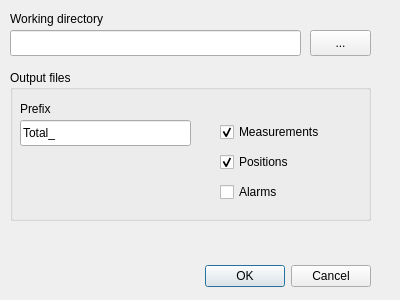
Qt form nke_sensor_dialog_base.ui (epzt/pyNKE) before a commit.
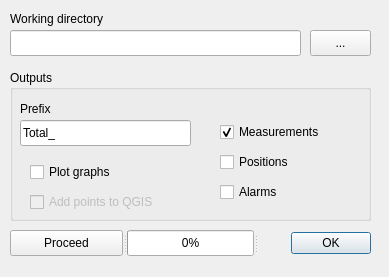
The same form after that commit.

The edit to the form file:
```diff
--- a/nke_sensor_dialog_base.ui
+++ b/nke_sensor_dialog_base.ui
@@ -6,29 +6,13 @@
    <rect>
     <x>0</x>
     <y>0</y>
-    <width>400</width>
-    <height>300</height>
+    <width>389</width>
+    <height>277</height>
    </rect>
   </property>
   <property name="windowTitle">
    <string>NKE sensor</string>
   </property>
-  <widget class="QDialogButtonBox" name="button_box">
-   <property name="geometry">
-    <rect>
-     <x>30</x>
-     <y>260</y>
-     <width>341</width>
-     <height>32</height>
-    </rect>
-   </property>
-   <property name="orientation">
-    <enum>Qt::Horizontal</enum>
-   </property>
-   <property name="standardButtons">
-    <set>QDialogButtonBox::Cancel|QDialogButtonBox::Ok</set>
-   </property>
-  </widget>
   <widget class="QLabel" name="label">
    <property name="geometry">
     <rect>
@@ -75,7 +59,7 @@
     </rect>
    </property>
    <property name="title">
-    <string>Output files</string>
+    <string>Outputs</string>
    </property>
    <widget class="QLineEdit" name="prefixOutputFilesLineEdit">
     <property name="geometry">
@@ -132,7 +116,7 @@
      <string>Positions</string>
     </property>
     <property name="checked">
-     <bool>true</bool>
+     <bool>false</bool>
     </property>
    </widget>
    <widget class="QCheckBox" name="alarmsCheckBox">
@@ -148,6 +132,69 @@
      <string>Alarms</string>
     </property>
    </widget>
+   <widget class="QCheckBox" name="plotGraphsCheckBox">
+    <property name="geometry">
+     <rect>
+      <x>20</x>
+      <y>90</y>
+      <width>110</width>
+      <height>24</height>
+     </rect>
+    </property>
+    <property name="text">
+     <string>Plot graphs</string>
+    </property>
+   </widget>
+   <widget class="QCheckBox" name="addPointsCheckBox">
+    <property name="enabled">
+     <bool>false</bool>
+    </property>
+    <property name="geometry">
+     <rect>
+      <x>20</x>
+      <y>120</y>
+      <width>167</width>
+      <height>24</height>
+     </rect>
+    </property>
+    <property name="text">
+     <string>Add points to QGIS</string>
+    </property>
+   </widget>
+  </widget>
+  <widget class="QSplitter" name="splitter">
+   <property name="geometry">
+    <rect>
+     <x>10</x>
+     <y>230</y>
+     <width>361</width>
+     <height>26</height>
+    </rect>
+   </property>
+   <property name="orientation">
+    <enum>Qt::Horizontal</enum>
+   </property>
+   <widget class="QPushButton" name="proceedPushButton">
+    <property name="text">
+     <string>Proceed</string>
+    </property>
+   </widget>
+   <widget class="QProgressBar" name="downloadProgressBar">
+    <property name="enabled">
+     <bool>true</bool>
+    </property>
+    <property name="value">
+     <number>0</number>
+    </property>
+   </widget>
+   <widget class="QDialogButtonBox" name="button_box">
+    <property name="orientation">
+     <enum>Qt::Horizontal</enum>
+    </property>
+    <property name="standardButtons">
+     <set>QDialogButtonBox::Ok</set>
+    </property>
+   </widget>
   </widget>
  </widget>
  <resources/>
```
Left out of the diff: 30 changed lines with no effect on the pictures.
